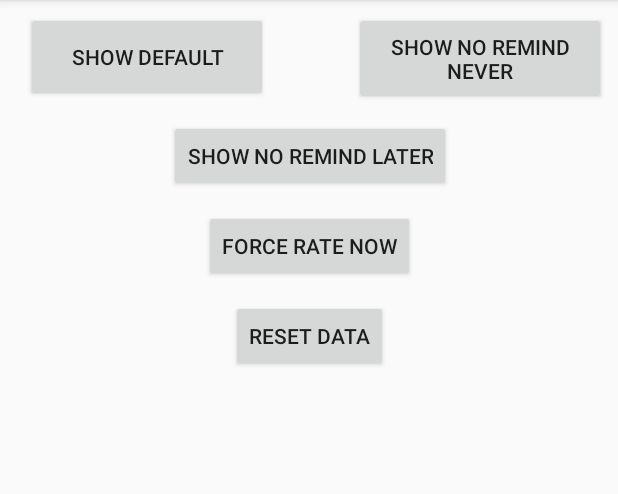
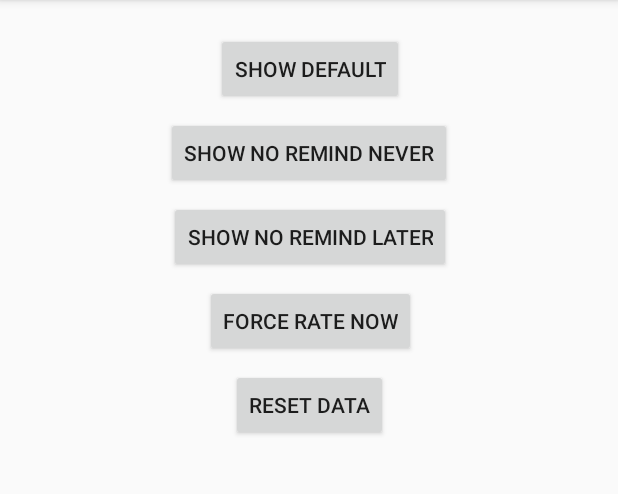
Before and after one commit to chrjsorg/RatingDialok, an Android app: the screen it shows after launch (MainActivity), on a phone screen of 412 x 824 dp, the part 84-578 px from its top. Run offline under Robolectric (Android 15) with nearby library versions, the phone set to English and light mode, and no system bars.

Commit message:
Fix ui tests

```diff
--- a/app/src/main/res/layout/activity_main.xml
+++ b/app/src/main/res/layout/activity_main.xml
@@ -8,8 +8,8 @@
 
     <Button
         android:id="@+id/buttonDefaultDialog"
-        android:layout_width="161dp"
-        android:layout_height="60dp"
+        android:layout_width="wrap_content"
+        android:layout_height="wrap_content"
         android:layout_marginBottom="8dp"
         android:layout_marginEnd="8dp"
         android:layout_marginStart="8dp"
@@ -17,10 +17,10 @@
         android:text="Show Default"
         app:layout_constraintBottom_toBottomOf="parent"
         app:layout_constraintEnd_toEndOf="parent"
-        app:layout_constraintHorizontal_bias="0.04"
+        app:layout_constraintHorizontal_bias="0.502"
         app:layout_constraintStart_toStartOf="parent"
         app:layout_constraintTop_toTopOf="parent"
-        app:layout_constraintVertical_bias="0.0" />
+        app:layout_constraintVertical_bias="0.02" />
 
     <Button
         android:id="@+id/buttonRateNow"
@@ -28,25 +28,24 @@
         android:layout_height="wrap_content"
         android:layout_marginEnd="8dp"
         android:layout_marginStart="8dp"
-        android:layout_marginTop="12dp"
+        android:layout_marginTop="8dp"
         android:text="Force Rate Now"
         app:layout_constraintEnd_toEndOf="parent"
-        app:layout_constraintHorizontal_bias="0.502"
+        app:layout_constraintHorizontal_bias="0.503"
         app:layout_constraintStart_toStartOf="parent"
         app:layout_constraintTop_toBottomOf="@+id/buttonNoRemindLater" />
 
     <Button
         android:id="@+id/buttonNoRemindNever"
-        android:layout_width="168dp"
-        android:layout_height="62dp"
+        android:layout_width="wrap_content"
+        android:layout_height="wrap_content"
         android:layout_marginEnd="8dp"
         android:layout_marginStart="8dp"
         android:layout_marginTop="8dp"
         android:text="Show No Remind Never"
         app:layout_constraintEnd_toEndOf="parent"
-        app:layout_constraintHorizontal_bias="1.0"
         app:layout_constraintStart_toStartOf="parent"
-        app:layout_constraintTop_toTopOf="parent" />
+        app:layout_constraintTop_toBottomOf="@+id/buttonDefaultDialog" />
 
     <Button
         android:id="@+id/buttonNoRemindLater"
@@ -54,12 +53,12 @@
         android:layout_height="wrap_content"
         android:layout_marginEnd="8dp"
         android:layout_marginStart="8dp"
-        android:layout_marginTop="80dp"
+        android:layout_marginTop="8dp"
         android:text="Show No Remind Later"
         app:layout_constraintEnd_toEndOf="parent"
-        app:layout_constraintHorizontal_bias="0.503"
+        app:layout_constraintHorizontal_bias="0.504"
         app:layout_constraintStart_toStartOf="parent"
-        app:layout_constraintTop_toTopOf="parent" />
+        app:layout_constraintTop_toBottomOf="@+id/buttonNoRemindNever" />
 
     <Button
         android:id="@+id/buttonReset"
@@ -67,10 +66,10 @@
         android:layout_height="wrap_content"
         android:layout_marginEnd="8dp"
         android:layout_marginStart="8dp"
-        android:layout_marginTop="12dp"
+        android:layout_marginTop="8dp"
         android:text="Reset Data"
         app:layout_constraintEnd_toEndOf="parent"
-        app:layout_constraintHorizontal_bias="0.501"
+        app:layout_constraintHorizontal_bias="0.502"
         app:layout_constraintStart_toStartOf="parent"
         app:layout_constraintTop_toBottomOf="@+id/buttonRateNow" />
 </android.support.constraint.ConstraintLayout>
```
Also changed, not shown: 1 other file.
